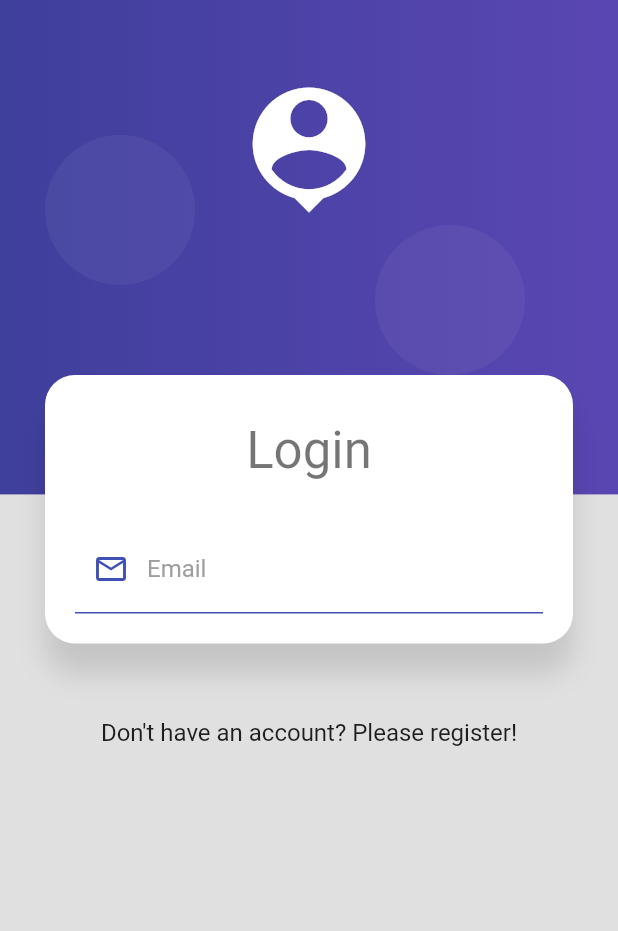
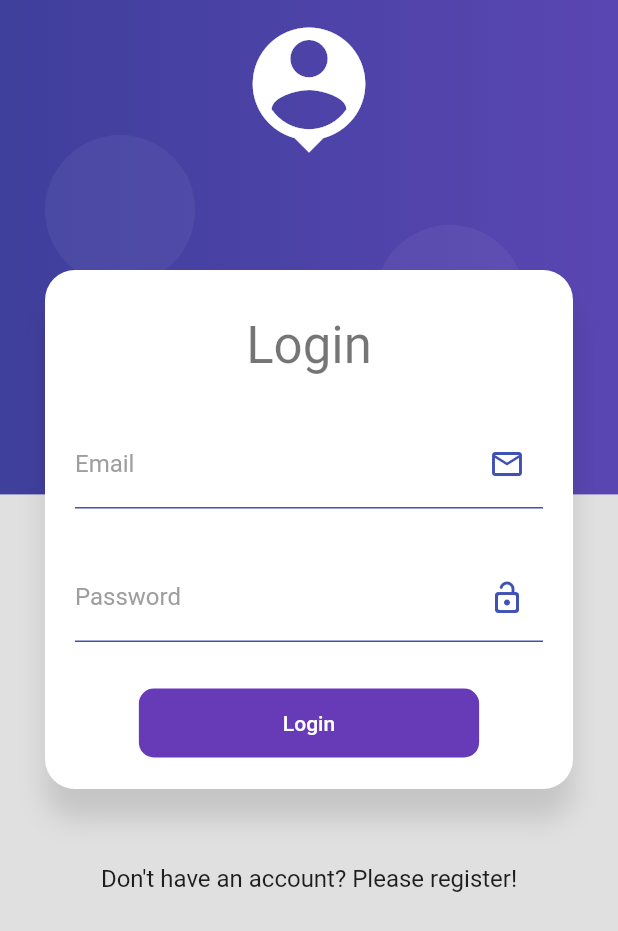
Before and after one commit to krasizorbov/basicflutter, a Flutter app: the screen it shows after launch, on a phone screen of 412 x 824 dp. Shown: the top 931 px of the screen. Run offline on Flutter 3.47's test engine with Material 2 defaults, Android fonts, the phone set to English and light mode, and no system bars; our stand-ins replace card_swiper, google_maps_flutter, shared_preferences, sqflite; missing offline and left inert: flutter_barcode_scanner; accounts and stored records are empty.

Commit message:
refactoring_text_input_box

```diff
--- a/forms_validation/lib/screens/login_screen.dart
+++ b/forms_validation/lib/screens/login_screen.dart
@@ -1,4 +1,5 @@
 import 'package:flutter/material.dart';
+import 'package:forms_validation/ui/input_decorations.dart';
 
 import '../widgets/widgets.dart';
 
@@ -12,9 +13,7 @@ class LoginScreen extends StatelessWidget {
         child: SingleChildScrollView(
           child: Column(
             children: [
-              const SizedBox(
-                height: 250,
-              ),
+              const SizedBox(height: 180),
               CardContainer(
                 child: Column(
                   children: [
@@ -32,7 +31,8 @@ class LoginScreen extends StatelessWidget {
               const Text(
                 "Don't have an account? Please register!",
                 style: TextStyle(fontSize: 16),
-              )
+              ),
+              const SizedBox(height: 50),
             ],
           ),
         ),
@@ -53,24 +53,30 @@ class _LoginForm extends StatelessWidget {
             TextFormField(
               autocorrect: false,
               keyboardType: TextInputType.emailAddress,
-              decoration: const InputDecoration(
-                enabledBorder: UnderlineInputBorder(
-                  borderSide: BorderSide(
-                    color: Colors.indigo
-                  ),
-                ),
-                focusedBorder: UnderlineInputBorder(
-                  borderSide: BorderSide(
-                    color: Colors.deepPurple,
-                    width: 2
-                  ),
-                ),
-                labelText: 'Email',
-                labelStyle: TextStyle(color: Colors.grey),
-                prefixIcon: Icon(Icons.email_outlined, color: Colors.indigo,)
+              decoration: InputDecorations.inputDecoration(labelText: 'Email', suffixIcon: Icons.email_outlined)
+            ),
+            const SizedBox(height: 30),
+            TextFormField(
+              autocorrect: false,
+              obscureText: true,
+              keyboardType: TextInputType.visiblePassword,
+              decoration: InputDecorations.inputDecoration(labelText: 'Password', suffixIcon: Icons.lock_open_rounded)
+            ),
+            const SizedBox(height: 30),
+            MaterialButton(
+              shape: RoundedRectangleBorder(
+                borderRadius: BorderRadius.circular(10)
               ),
-            )
-          ]
+              disabledColor: Colors.grey,
+              elevation: 0,
+              color: Colors.deepPurple,
+              child: Container(
+                padding: const EdgeInsets.symmetric(horizontal: 80, vertical: 15),
+                child: const Text('Login', style: TextStyle(color: Colors.white),),
+              ),
+              onPressed: () {   }, // ToDo login logic
+            ),
+          ],
         ),
       ),
     );
--- /dev/null
+++ b/forms_validation/lib/ui/input_decorations.dart
@@ -0,0 +1,24 @@
+import 'package:flutter/material.dart';
+
+class InputDecorations {
+  static InputDecoration inputDecoration({
+    required String labelText,
+    IconData? suffixIcon,
+  }) {
+    return InputDecoration(
+      enabledBorder: const UnderlineInputBorder(
+        // ignore: unnecessary_const
+        borderSide: BorderSide(color: Colors.indigo),
+      ),
+      focusedBorder: const UnderlineInputBorder(
+        borderSide: BorderSide(color: Colors.deepPurple, width: 2),
+      ),
+      labelText: labelText,
+      labelStyle: const TextStyle(color: Colors.grey),
+      suffixIcon: suffixIcon != null ? Icon(
+        suffixIcon,
+        color: Colors.indigo,
+      ) : null
+    );
+  }
+}
--- a/forms_validation/lib/widgets/background.dart
+++ b/forms_validation/lib/widgets/background.dart
@@ -15,7 +15,7 @@ class Background extends StatelessWidget {
           SafeArea(
             child: Container(
               width: double.infinity,
-              margin: const EdgeInsets.only(top: 50),
+              margin: const EdgeInsets.only(top: 10),
               child: const Icon(
                 Icons.person_pin,
                 color: Colors.white,
```
